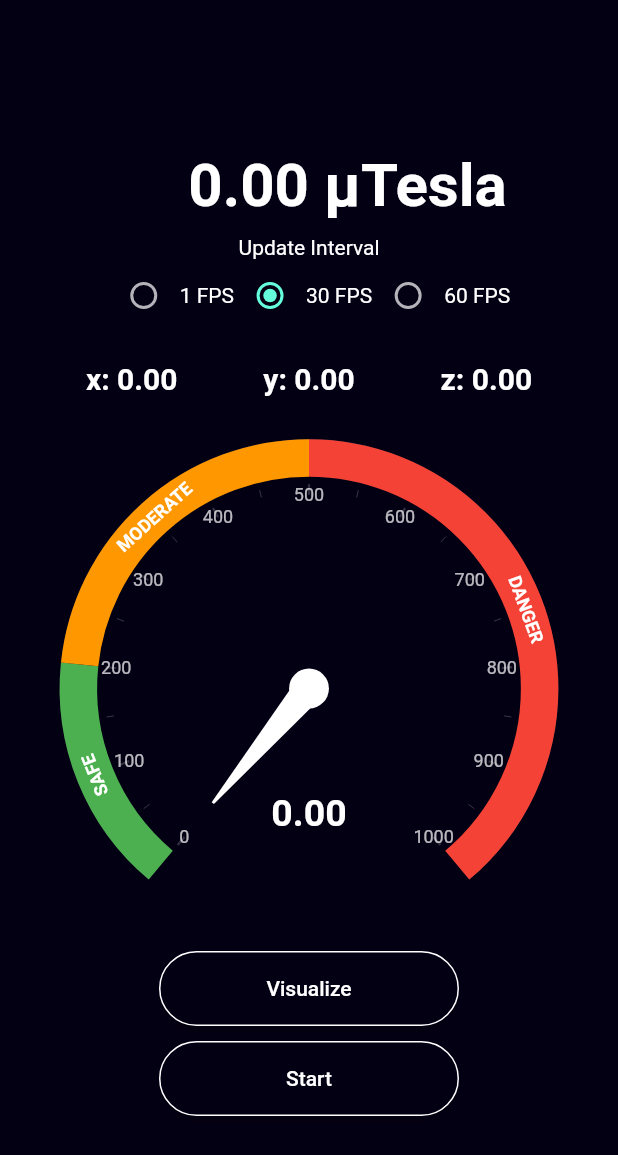
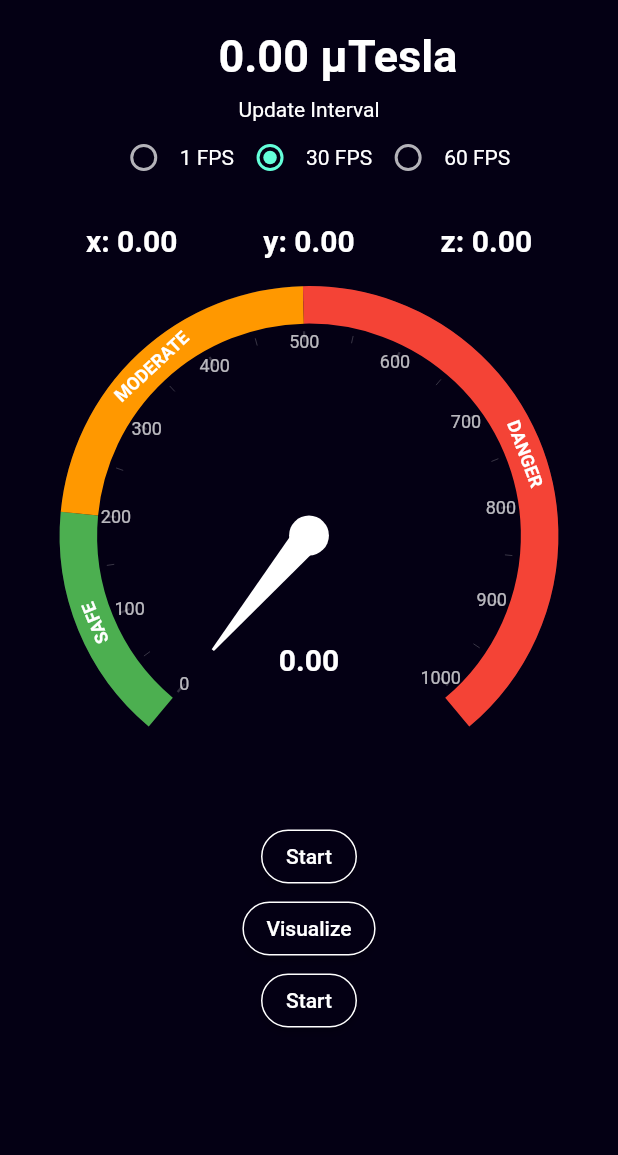
Before and after one commit to fkkdrive/emf_app_1, a Flutter app: the screen it shows after launch, on a phone screen of 412 x 824 dp. Shown: the top 1155 px of the screen. Run offline on Flutter 3.47's test engine with Material 2 defaults, Android fonts, the phone set to English and light mode, and no system bars; drawn by our look-alikes of syncfusion_flutter_gauges; our stand-ins replace syncfusion_flutter_charts; missing offline and left inert: motion_sensors; Roboto replaces fonts that are missing (DMSans).

Commit message:
guage, layout editing

```diff
--- a/lib/home.dart
+++ b/lib/home.dart
@@ -1,9 +1,9 @@
-import 'package:emf_app/models/magnitudeProvider.dart';
+import 'package:emf_app/models/magnitude_provider.dart';
 import 'package:emf_app/pages/visuals.dart';
 import 'package:emf_app/utils/colors.dart';
-import 'package:emf_app/widgets/mainReading.dart';
-import 'package:emf_app/widgets/meterReading.dart';
-import 'package:emf_app/widgets/xyzReading.dart';
+import 'package:emf_app/widgets/main_reading.dart';
+import 'package:emf_app/widgets/meter_reading.dart';
+import 'package:emf_app/widgets/xyz_reading.dart';
 import 'package:flutter/material.dart';
 import 'package:provider/provider.dart';
 
@@ -19,54 +19,53 @@ class _HomeState extends State<Home> {
   Widget build(BuildContext context) {
     return Scaffold(
       backgroundColor: AppColors.primaryColor,
-      body: Center(
-        child: SingleChildScrollView(
+      body: SingleChildScrollView(
+        child: Center(
           child: Column(
-            crossAxisAlignment: CrossAxisAlignment.center,
-            mainAxisAlignment: MainAxisAlignment.center,
             children: <Widget>[
-              MainReading(),
-              XYZReading(),
-              MeterReading(),
-              Container(
-                width: 200,
-                height: 50,
-                child: ElevatedButton(
+              const MainReading(),
+              const XYZReading(),
+              const MeterReading(),
+              Consumer<MagnitudeProvider>(
+                builder: (context, model, child) => ElevatedButton(
                     style: ButtonStyle(
                         shape: MaterialStateProperty.all(RoundedRectangleBorder(
                             borderRadius: BorderRadius.circular(100),
-                            side: BorderSide(color: Colors.white))),
+                            side: const BorderSide(color: Colors.white))),
                         backgroundColor:
                             MaterialStateProperty.all(AppColors.primaryColor)),
                     onPressed: () {
-                      Navigator.push(context,
-                          MaterialPageRoute(builder: (context) => Visuals()));
+                      model.changeValues();
                     },
-                    child: Text('Visualize')),
+                    child: const Text('Start')),
               ),
-              SizedBox(
-                height: 10,
-              ),
+              ElevatedButton(
+                  style: ButtonStyle(
+                      shape: MaterialStateProperty.all(RoundedRectangleBorder(
+                          borderRadius: BorderRadius.circular(100),
+                          side: const BorderSide(color: Colors.white))),
+                      backgroundColor:
+                          MaterialStateProperty.all(AppColors.primaryColor)),
+                  onPressed: () {
+                    Navigator.push(
+                        context,
+                        MaterialPageRoute(
+                            builder: (context) => const Visuals()));
+                  },
+                  child: const Text('Visualize')),
               Consumer<MagnitudeProvider>(
-                builder: (context, model, child) => Container(
-                  width: 200,
-                  height: 50,
-                  child: ElevatedButton(
+                builder: (context, model, child) => ElevatedButton(
                     style: ButtonStyle(
-                          shape: MaterialStateProperty.all(
-                              RoundedRectangleBorder(
+                        shape: MaterialStateProperty.all(RoundedRectangleBorder(
                             borderRadius: BorderRadius.circular(100),
-                                  side: BorderSide(color: Colors.white))),
-                          backgroundColor: MaterialStateProperty.all(
-                              AppColors.primaryColor)),
+                            side: const BorderSide(color: Colors.white))),
+                        backgroundColor:
+                            MaterialStateProperty.all(AppColors.primaryColor)),
                     onPressed: () {
                       model.changeValues();
                     },
-                      child: Text('Start')),
+                    child: const Text('Start')),
               ),
-              ),
-
-              // StartButton()
             ],
           ),
         ),
--- a/lib/main.dart
+++ b/lib/main.dart
@@ -1,10 +1,10 @@
 import 'package:emf_app/home.dart';
-import 'package:emf_app/models/magnitudeProvider.dart';
+import 'package:emf_app/models/magnitude_provider.dart';
 import 'package:flutter/material.dart';
 import 'package:provider/provider.dart';
 
 void main() {
-  runApp(new MyApp());
+  runApp(const MyApp());
 }
 
 class MyApp extends StatelessWidget {
@@ -21,7 +21,7 @@ class MyApp extends StatelessWidget {
       child: MaterialApp(
           theme: ThemeData(fontFamily: 'DMSans', brightness: Brightness.dark),
           debugShowCheckedModeBanner: false,
-          home: Home()),
+          home: const Home()),
     );
   }
 }
--- a/lib/models/magnitudeProvider.dart
+++ b/lib/models/magnitude_provider.dart
@@ -13,8 +13,8 @@ class MagnitudeProvider extends ChangeNotifier {
   List<LiveData> values = [];
 
   Vector3 magnetometer = Vector3.zero();
-  Vector3 _accelerometer = Vector3.zero();
-  Vector3 _absoluteOrientation2 = Vector3.zero();
+  final _accelerometer = Vector3.zero();
+  final Vector3 _absoluteOrientation2 = Vector3.zero();
   int? groupvalue = 2;
 
   changeValues() {
@@ -42,7 +42,7 @@ class MagnitudeProvider extends ChangeNotifier {
   setUpdateInterval(int? groupValue, int interval) {
     motionSensors.magnetometerUpdateInterval = interval;
     groupvalue = groupValue;
-    print(groupvalue);
+    debugPrint('$groupvalue');
     notifyListeners();
   }
 }
--- a/lib/pages/visuals.dart
+++ b/lib/pages/visuals.dart
@@ -1,7 +1,4 @@
-import 'dart:async';
-
-import 'package:emf_app/models/magnitudeProvider.dart';
-import 'package:emf_app/utils/colors.dart';
+import 'package:emf_app/models/magnitude_provider.dart';
 import 'package:flutter/material.dart';
 import 'package:provider/provider.dart';
 import 'package:syncfusion_flutter_charts/charts.dart';
@@ -14,7 +11,6 @@ class Visuals extends StatefulWidget {
 }
 
 class _VisualsState extends State<Visuals> {
-  late ChartSeriesController _chartSeriesController;
   @override
   void initState() {
     super.initState();
@@ -25,14 +21,13 @@ class _VisualsState extends State<Visuals> {
     return Scaffold(
       backgroundColor: Colors.grey.shade900,
       appBar: AppBar(
-        title: Text('Visuals'),
+        title: const Text('Visuals'),
       ),
-      body: Container(
-        child: SingleChildScrollView(
+      body: SingleChildScrollView(
         child: Column(children: [
           Container(
             // color: Colors.grey.shade800,
-              margin: EdgeInsets.all(5),
+            margin: const EdgeInsets.all(5),
             child: Card(
                 color: Colors.grey.shade800,
                 shape: RoundedRectangleBorder(
@@ -49,9 +44,7 @@ class _VisualsState extends State<Visuals> {
                         LineSeries<LiveData, int>(
                           legendItemText: 'x',
                           onRendererCreated:
-                                (ChartSeriesController controller) {
-                              _chartSeriesController = controller;
-                            },
+                              (ChartSeriesController controller) {},
                           dataSource: model.values,
                           color: Colors.red,
                           xValueMapper: (LiveData value, _) => value.time,
@@ -61,9 +54,7 @@ class _VisualsState extends State<Visuals> {
                         LineSeries<LiveData, int>(
                           legendItemText: 'y',
                           onRendererCreated:
-                                (ChartSeriesController controller) {
-                              _chartSeriesController = controller;
-                            },
+                              (ChartSeriesController controller) {},
                           dataSource: model.values,
                           color: Colors.blue,
                           xValueMapper: (LiveData value, _) => value.time,
@@ -73,9 +64,7 @@ class _VisualsState extends State<Visuals> {
                         LineSeries<LiveData, int>(
                           legendItemText: 'z',
                           onRendererCreated:
-                                (ChartSeriesController controller) {
-                              _chartSeriesController = controller;
-                            },
+                              (ChartSeriesController controller) {},
                           dataSource: model.values,
                           color: Colors.green,
                           xValueMapper: (LiveData value, _) => value.time,
@@ -94,20 +83,19 @@ class _VisualsState extends State<Visuals> {
                           title: AxisTitle(text: 'uTesla'))),
                 )),
           ),
-            SizedBox(
+          const SizedBox(
             height: 20,
           ),
           Container(
-              padding: EdgeInsets.symmetric(horizontal: 10, vertical: 5),
+            padding: const EdgeInsets.symmetric(horizontal: 10, vertical: 5),
             height: 40,
             width: 300,
             decoration: BoxDecoration(
                 borderRadius: BorderRadius.circular(10),
                 color: Colors.grey.shade800),
-              child: Center(child: Text('💡 More Visuals Coming Soon!')),
+            child: const Center(child: Text('💡 More Visuals Coming Soon!')),
           )
         ]),
-        ),
       ),
     );
   }
--- a/lib/utils/colors.dart
+++ b/lib/utils/colors.dart
@@ -1,7 +1,7 @@
 import 'package:flutter/material.dart';
 
 class AppColors {
-  static Color primaryColor = Color(0xff040014);
+  static Color primaryColor = const Color(0xff040014);
   static Color red = Colors.red;
   static Color green = Colors.green;
   static Color orange = Colors.orange;
--- a/lib/widgets/mainReading.dart
+++ b/lib/widgets/main_reading.dart
@@ -1,4 +1,4 @@
-import 'package:emf_app/models/magnitudeProvider.dart';
+import 'package:emf_app/models/magnitude_provider.dart';
 import 'package:flutter/material.dart';
 import 'package:provider/provider.dart';
 
@@ -14,35 +14,35 @@ class _MainReadingState extends State<MainReading> {
   Widget build(BuildContext context) {
     return Column(
       children: [
-        SizedBox(height: 20),
+        const SizedBox(height: 20),
         Consumer<MagnitudeProvider>(
           builder: (context, model, child) => Row(
             mainAxisAlignment: MainAxisAlignment.center,
             children: [
-              Container(
+              SizedBox(
                 width: MediaQuery.of(context).size.width / 2,
                 child: Row(
                   mainAxisAlignment: MainAxisAlignment.end,
                   children: [
                     Text(
                       model.magnitude.toStringAsFixed(2),
-                      style: TextStyle(
-                        fontSize: 40,
+                      style: const TextStyle(
+                        fontSize: 30,
                         fontWeight: FontWeight.bold,
                       ),
                     ),
                   ],
                 ),
               ),
-              Container(
+              SizedBox(
                 width: MediaQuery.of(context).size.width / 2,
                 child: Row(
                   mainAxisAlignment: MainAxisAlignment.start,
-                  children: [
+                  children: const [
                     Text(
                       ' μTesla',
                       style: TextStyle(
-                        fontSize: 40,
+                        fontSize: 30,
                         fontWeight: FontWeight.bold,
                       ),
                     ),
--- a/lib/widgets/meterReading.dart
+++ /dev/null
@@ -1,77 +0,0 @@
-import 'package:emf_app/models/magnitudeProvider.dart';
-import 'package:emf_app/utils/colors.dart';
-import 'package:emf_app/widgets/textWidget.dart';
-import 'package:flutter/material.dart';
-import 'package:provider/provider.dart';
-import 'package:syncfusion_flutter_gauges/gauges.dart';
-
-class MeterReading extends StatefulWidget {
-  const MeterReading({Key? key}) : super(key: key);
-
-  @override
-  _MeterReadingState createState() => _MeterReadingState();
-}
-
-class _MeterReadingState extends State<MeterReading> {
-  @override
-  Widget build(BuildContext context) {
-    return Column(
-      children: [
-        SizedBox(height: 20),
-        Consumer<MagnitudeProvider>(
-          builder: (context, model, child) => SfRadialGauge(axes: <RadialAxis>[
-            RadialAxis(
-                minimum: 0,
-                maximum: 1000,
-                labelOffset: 20,
-                tickOffset: 20,
-                ranges: <GaugeRange>[
-                  GaugeRange(
-                    startValue: 0,
-                    endValue: 200,
-                    color: AppColors.green,
-                    label: 'SAFE',
-                    startWidth: 25,
-                    endWidth: 25,
-                    labelStyle: GaugeTextStyle(
-                        color: Colors.white, fontWeight: FontWeight.bold),
-                  ),
-                  GaugeRange(
-                    startValue: 200,
-                    endValue: 500,
-                    color: AppColors.orange,
-                    label: 'MODERATE',
-                    startWidth: 25,
-                    endWidth: 25,
-                    labelStyle: GaugeTextStyle(
-                        color: Colors.white, fontWeight: FontWeight.bold),
-                  ),
-                  GaugeRange(
-                    startValue: 500,
-                    endValue: 1000,
-                    color: AppColors.red,
-                    label: 'DANGER',
-                    startWidth: 25,
-                    endWidth: 25,
-                    labelStyle: GaugeTextStyle(
-                        color: Colors.white, fontWeight: FontWeight.bold),
-                  )
-                ],
-                pointers: <GaugePointer>[
-                  NeedlePointer(value: model.magnitude)
-                ],
-                annotations: <GaugeAnnotation>[
-                  GaugeAnnotation(
-                      widget: Container(
-                          child: Text(model.magnitude.toStringAsFixed(2),
-                              style: TextStyle(
-                                  fontSize: 25, fontWeight: FontWeight.bold))),
-                      angle: 90,
-                      positionFactor: 0.5)
-                ])
-          ]),
-        ),
-      ],
-    );
-  }
-}
--- /dev/null
+++ b/lib/widgets/meter_reading.dart
@@ -0,0 +1,82 @@
+import 'package:emf_app/models/magnitude_provider.dart';
+import 'package:emf_app/utils/colors.dart';
+import 'package:flutter/material.dart';
+import 'package:provider/provider.dart';
+import 'package:syncfusion_flutter_gauges/gauges.dart';
+
+class MeterReading extends StatefulWidget {
+  const MeterReading({Key? key}) : super(key: key);
+
+  @override
+  _MeterReadingState createState() => _MeterReadingState();
+}
+
+class _MeterReadingState extends State<MeterReading> {
+  @override
+  Widget build(BuildContext context) {
+    return Padding(
+      padding: const EdgeInsets.symmetric(
+        horizontal: 10.0,
+        vertical: 10.0,
+      ),
+      child: Column(
+        children: [
+          Consumer<MagnitudeProvider>(
+            builder: (context, model, child) =>
+                SfRadialGauge(axes: <RadialAxis>[
+              RadialAxis(
+                  minimum: 0,
+                  maximum: 1010,
+                  labelOffset: 20,
+                  tickOffset: 20,
+                  ranges: <GaugeRange>[
+                    GaugeRange(
+                      startValue: 0,
+                      endValue: 200,
+                      color: AppColors.green,
+                      label: 'SAFE',
+                      startWidth: 25,
+                      endWidth: 25,
+                      labelStyle: const GaugeTextStyle(
+                          color: Colors.white, fontWeight: FontWeight.bold),
+                    ),
+                    GaugeRange(
+                      startValue: 200,
+                      endValue: 500,
+                      color: AppColors.orange,
+                      label: 'MODERATE',
+                      startWidth: 25,
+                      endWidth: 25,
+                      labelStyle: const GaugeTextStyle(
+                          color: Colors.white, fontWeight: FontWeight.bold),
+                    ),
+                    GaugeRange(
+                      startValue: 500,
+                      endValue: 1010,
+                      color: AppColors.red,
+                      label: 'DANGER',
+                      startWidth: 25,
+                      endWidth: 25,
+                      labelStyle: const GaugeTextStyle(
+                          color: Colors.white, fontWeight: FontWeight.bold),
+                    )
+                  ],
+                  pointers: <GaugePointer>[
+                    NeedlePointer(value: model.magnitude)
+                  ],
+                  annotations: <GaugeAnnotation>[
+                    GaugeAnnotation(
+                        widget: Text(model.magnitude.toStringAsFixed(2),
+                            style: const TextStyle(
+                                fontSize: 20, fontWeight: FontWeight.bold)),
+                        angle: 90,
+                        positionFactor: 0.5)
+                  ])
+            ]),
+          ),
+          const SizedBox(height: 5),
+        ],
+      ),
+    );
+  }
+}
--- a/lib/widgets/textWidget.dart
+++ b/lib/widgets/text_widget.dart
@@ -3,6 +3,6 @@ import 'package:flutter/material.dart';
 Widget textWidget(String text) {
   return Text(
     text,
-    style: TextStyle(fontSize: 20, fontWeight: FontWeight.bold),
+    style: const TextStyle(fontSize: 20, fontWeight: FontWeight.bold),
   );
 }
--- a/lib/widgets/xyzReading.dart
+++ b/lib/widgets/xyz_reading.dart
@@ -1,5 +1,5 @@
-import 'package:emf_app/models/magnitudeProvider.dart';
-import 'package:emf_app/widgets/textWidget.dart';
+import 'package:emf_app/models/magnitude_provider.dart';
+import 'package:emf_app/widgets/text_widget.dart';
 import 'package:flutter/material.dart';
 import 'package:provider/provider.dart';
 
@@ -15,8 +15,8 @@ class _XYZReadingState extends State<XYZReading> {
   Widget build(BuildContext context) {
     return Column(
       children: [
-        SizedBox(height: 10),
-        Text('Update Interval'),
+        const SizedBox(height: 10),
+        const Text('Update Interval'),
         Consumer<MagnitudeProvider>(
           builder: (context, model, child) => Row(
             mainAxisAlignment: MainAxisAlignment.center,
@@ -27,25 +27,25 @@ class _XYZReadingState extends State<XYZReading> {
                 onChanged: (dynamic value) => model.setUpdateInterval(
                     1, Duration.microsecondsPerSecond ~/ 1),
               ),
-              Text("1 FPS"),
+              const Text("1 FPS"),
               Radio(
                 value: 2,
                 groupValue: model.groupvalue,
                 onChanged: (dynamic value) => model.setUpdateInterval(
                     2, Duration.microsecondsPerSecond ~/ 30),
               ),
-              Text("30 FPS"),
+              const Text("30 FPS"),
               Radio(
                 value: 3,
                 groupValue: model.groupvalue,
                 onChanged: (dynamic value) => model.setUpdateInterval(
                     3, Duration.microsecondsPerSecond ~/ 60),
               ),
-              Text("60 FPS"),
+              const Text("60 FPS"),
             ],
           ),
         ),
-        SizedBox(height: 20),
+        const SizedBox(height: 20),
         Consumer<MagnitudeProvider>(
           builder: (context, model, child) => Row(
             mainAxisAlignment: MainAxisAlignment.spaceEvenly,
```
Also changed, not shown: 1 other file. Lines whose indentation alone changed are shown as unchanged.
